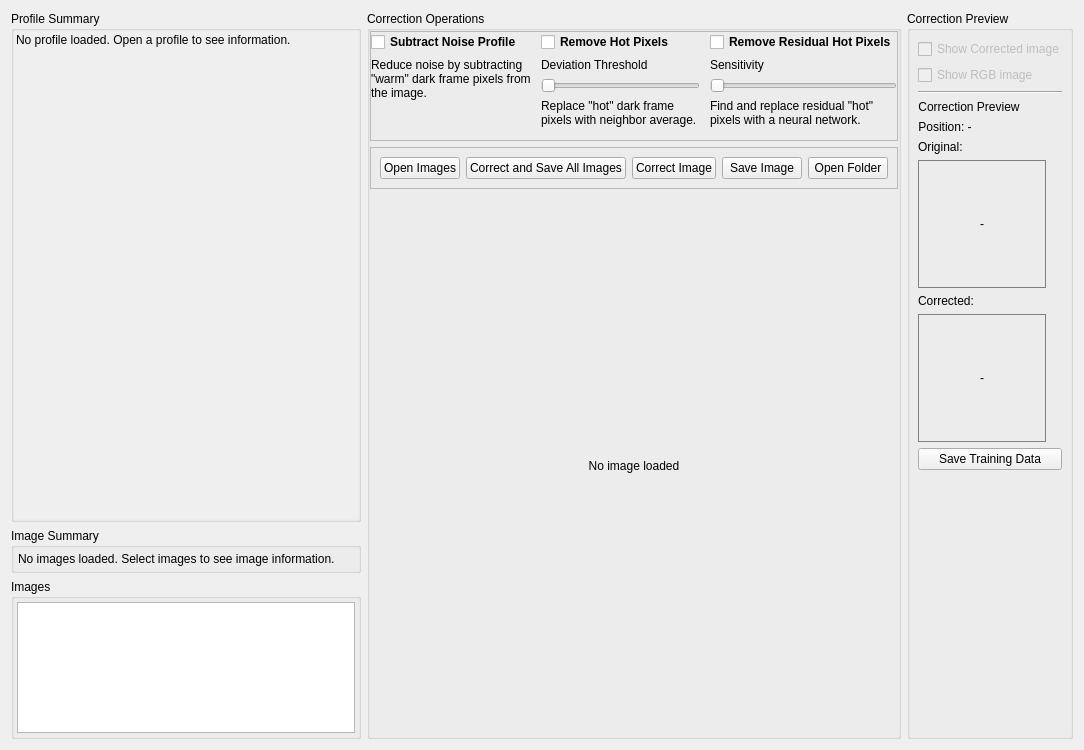
This is src/hotpixels/ui/image_correction_tab.ui in gkyle/hotpixels as Qt 5 draws it before an edit. The edited form follows.
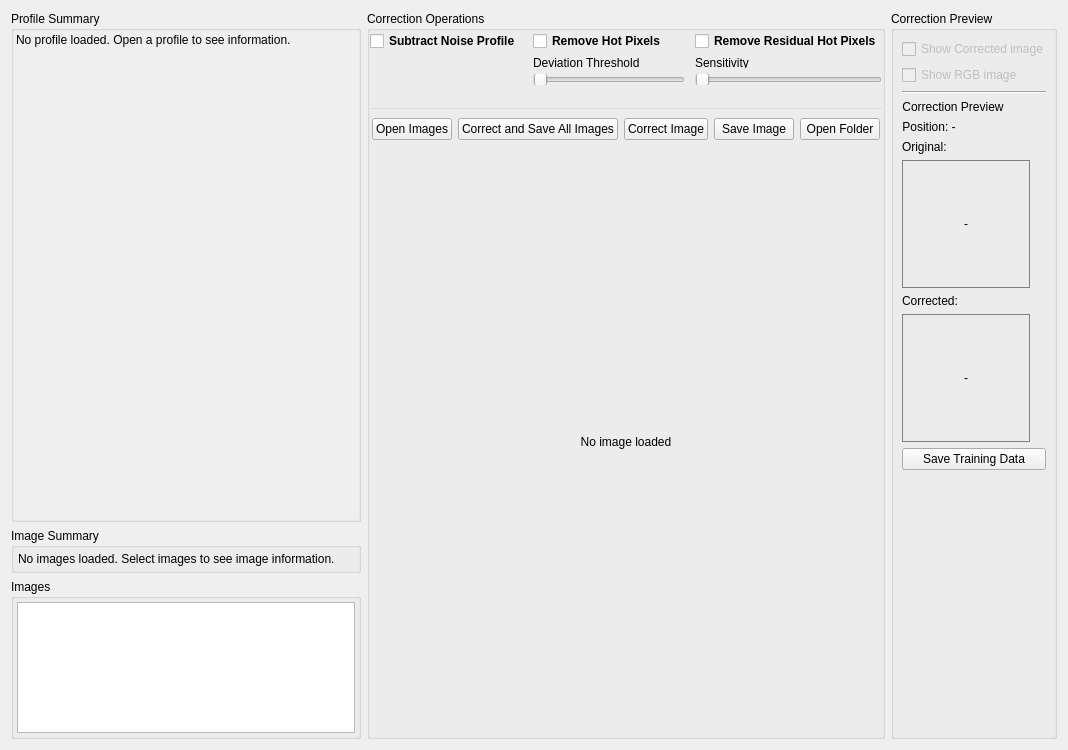
This is the edited form.

Diff of the .ui file:
```diff
--- a/src/hotpixels/ui/image_correction_tab.ui
+++ b/src/hotpixels/ui/image_correction_tab.ui
@@ -275,7 +275,7 @@
         <property name="title">
          <string>Correction Operations</string>
         </property>
-        <layout class="QVBoxLayout" name="verticalLayout_8" stretch="0,0,1">
+        <layout class="QVBoxLayout" name="verticalLayout_8" stretch="0,0,0,1">
          <property name="leftMargin">
           <number>0</number>
          </property>
@@ -293,20 +293,20 @@
            <property name="minimumSize">
             <size>
              <width>0</width>
-             <height>110</height>
+             <height>70</height>
             </size>
            </property>
            <property name="maximumSize">
             <size>
              <width>16777215</width>
-             <height>110</height>
+             <height>70</height>
             </size>
            </property>
            <property name="frameShape">
-            <enum>QFrame::StyledPanel</enum>
+            <enum>QFrame::NoFrame</enum>
            </property>
            <property name="frameShadow">
-            <enum>QFrame::Raised</enum>
+            <enum>QFrame::Plain</enum>
            </property>
            <layout class="QHBoxLayout" name="horizontalLayout_3" stretch="1,1,1">
             <property name="spacing">
@@ -364,7 +364,7 @@
                <item>
                 <widget class="QLabel" name="label_3">
                  <property name="text">
-                  <string>Reduce noise by subtracting &quot;warm&quot; dark frame pixels from the image.</string>
+                  <string/>
                  </property>
                  <property name="wordWrap">
                   <bool>true</bool>
@@ -446,7 +446,7 @@
                   <item>
                    <widget class="QLabel" name="label_4">
                     <property name="text">
-                     <string>Replace &quot;hot&quot; dark frame pixels with neighbor average.</string>
+                     <string/>
                     </property>
                     <property name="wordWrap">
                      <bool>true</bool>
@@ -531,7 +531,7 @@
                   <item>
                    <widget class="QLabel" name="label_5">
                     <property name="text">
-                     <string>Find and replace residual &quot;hot&quot; pixels with a neural network.</string>
+                     <string/>
                     </property>
                     <property name="wordWrap">
                      <bool>true</bool>
@@ -547,15 +547,40 @@
            </layout>
           </widget>
          </item>
+         <item>
+          <widget class="Line" name="line">
+           <property name="styleSheet">
+            <string notr="true">color: rgb(221, 221, 221)</string>
+           </property>
+           <property name="frameShadow">
+            <enum>QFrame::Plain</enum>
+           </property>
+           <property name="orientation">
+            <enum>Qt::Horizontal</enum>
+           </property>
+          </widget>
+         </item>
          <item>
           <widget class="QFrame" name="frame_2">
            <property name="frameShape">
-            <enum>QFrame::StyledPanel</enum>
+            <enum>QFrame::NoFrame</enum>
            </property>
            <property name="frameShadow">
-            <enum>QFrame::Raised</enum>
+            <enum>QFrame::Plain</enum>
            </property>
            <layout class="QHBoxLayout" name="horizontalLayout">
+            <property name="leftMargin">
+             <number>2</number>
+            </property>
+            <property name="topMargin">
+             <number>2</number>
+            </property>
+            <property name="rightMargin">
+             <number>2</number>
+            </property>
+            <property name="bottomMargin">
+             <number>2</number>
+            </property>
             <item>
              <spacer name="resultButtonsSpacer">
               <property name="orientation">
```
Left out of the diff: 2 changed lines with no effect on the pictures.
